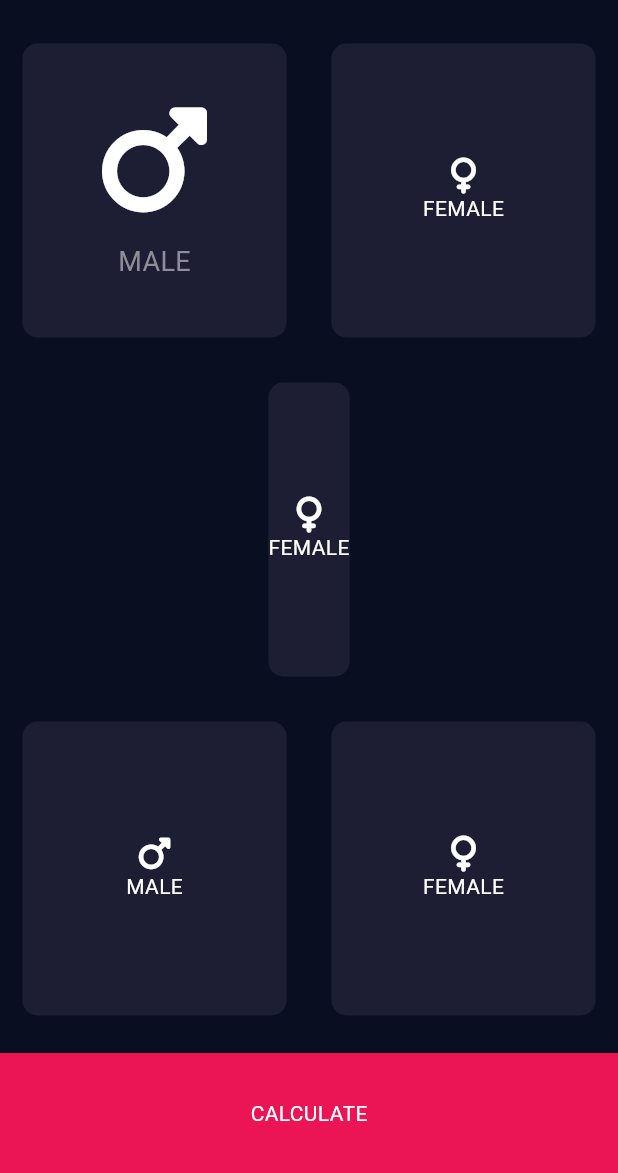
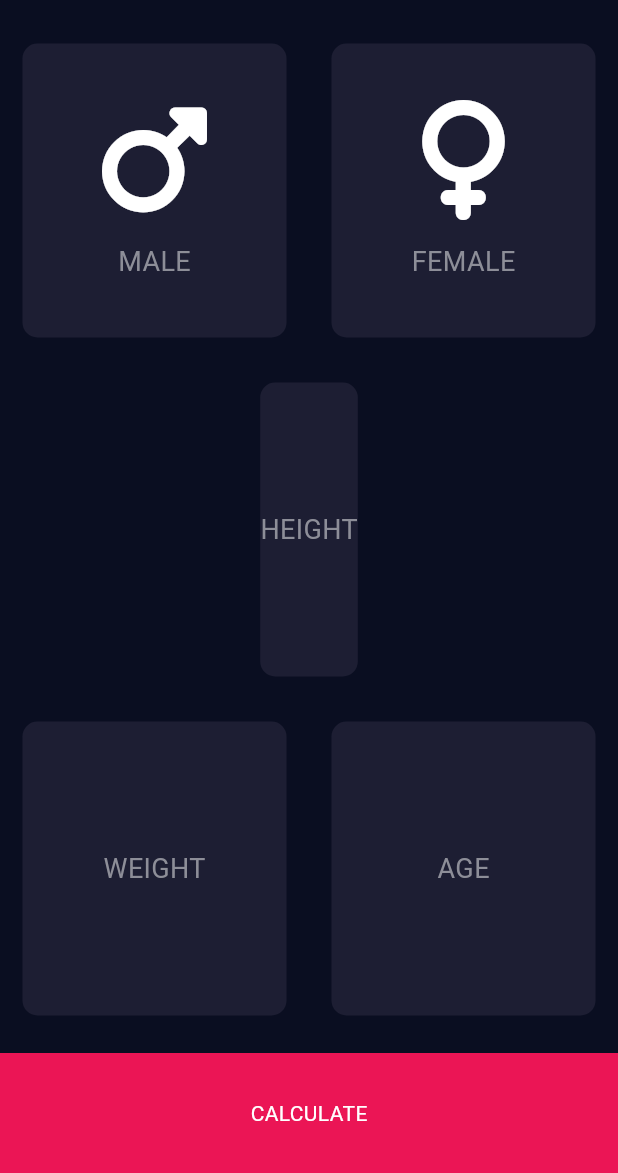
Before and after one commit to mehrshadkhv/BMI-Calculator, a Flutter app: the screen it shows after launch, on a phone screen of 412 x 824 dp, the part 63-1236 px from its top. Run offline on Flutter 3.47's test engine with Material 3 defaults, Android fonts, the phone set to English and light mode, and no system bars; our stand-ins replace font_awesome_flutter.

Commit message:
Fourth commit

```diff
--- /dev/null
+++ b/lib/icon_content.dart
@@ -0,0 +1,35 @@
+import 'package:flutter/material.dart';
+
+const labelTextStyle = TextStyle(
+  fontSize: 18.0,
+  color: Color(0xFF8D8E98),
+);
+
+class IconContent extends StatelessWidget {
+  const IconContent({
+    super.key,
+    required this.icon,
+    required this.label,
+  });
+
+  final IconData icon;
+  final String label;
+
+  @override
+  Widget build(BuildContext context) {
+    return Column(
+      mainAxisAlignment: MainAxisAlignment.center,
+      children: [
+        Icon(
+          icon,
+          size: 80.0,
+        ),
+        const SizedBox(height: 15.0),
+        Text(
+          label,
+          style: labelTextStyle,
+        ),
+      ],
+    );
+  }
+}
--- a/lib/input_page.dart
+++ b/lib/input_page.dart
@@ -1,5 +1,7 @@
 import 'package:flutter/material.dart';
 import 'package:font_awesome_flutter/font_awesome_flutter.dart';
+import 'reusable_card.dart';
+import 'icon_content.dart';
 
 const bottomContainerHeight = 80.0;
 const activeCardColour = Color(0xFF1D1E33);
@@ -23,73 +25,90 @@ class _InputPageState extends State<InputPage> {
       ),
       body: Column(
         children: [
-          const Expanded(child:
-          Row(
+          const Expanded(
+            child: Row(
               children: [
-              Expanded(child:
-              ReusableCard(colour: activeCardColour,cardChild: Column(
+                Expanded(
+                  child: ReusableCard(
+                    colour: activeCardColour,
+                    cardChild: IconContent(
+                      icon: FontAwesomeIcons.mars,
+                      label: 'MALE',
+                    ),
+                  ),
+                ),
+                Expanded(
+                  child: ReusableCard(
+                    colour: activeCardColour,
+                    cardChild: IconContent(
+                      icon: FontAwesomeIcons.venus,
+                      label: 'FEMALE',
+                    ),
+                  ),
+                ),
+              ],
+            ),
+          ),
+          const Expanded(
+            child: ReusableCard(
+              colour: activeCardColour,
+              cardChild: Column(
                 mainAxisAlignment: MainAxisAlignment.center,
                 children: [
-                  Icon(FontAwesomeIcons.mars,
-                  size: 80.0,
-                  ),
-                  SizedBox(height: 15.0),
-                  Text('MALE',
+                  Text(
+                    'HEIGHT',
                     style: TextStyle(
                       fontSize: 18.0,
                       color: Color(0xFF8D8E98),
                     ),
                   ),
                 ],
-              ),),
               ),
-              Expanded(child:
-              ReusableCard(colour: activeCardColour,cardChild: Column(
+            ),
+          ),
+          const Expanded(
+            child: Row(
+              children: [
+                Expanded(
+                  child: ReusableCard(
+                    colour: activeCardColour,
+                    cardChild: Column(
                       mainAxisAlignment: MainAxisAlignment.center,
                       children: [
-                  Icon(FontAwesomeIcons.venus),
-                  Text('FEMALE'),
-                ],
-              ),),
+                        Text(
+                          'WEIGHT',
+                          style: TextStyle(
+                            fontSize: 18.0,
+                            color: Color(0xFF8D8E98),
+                          ),
                         ),
                       ],
                     ),
                   ),
-          const Expanded(child:
-          ReusableCard(colour: activeCardColour,cardChild: Column(
+                ),
+                Expanded(
+                  child: ReusableCard(
+                    colour: activeCardColour,
+                    cardChild: Column(
                       mainAxisAlignment: MainAxisAlignment.center,
                       children: [
-              Icon(FontAwesomeIcons.venus),
-              Text('FEMALE'),
-            ],
-          ),),
+                        Text(
+                          'AGE',
+                          style: TextStyle(
+                            fontSize: 18.0,
+                            color: Color(0xFF8D8E98),
                           ),
-      const Expanded(child:
-          Row(
-            children: [
-              Expanded(child:
-              ReusableCard(colour: activeCardColour,cardChild: Column(
-                mainAxisAlignment: MainAxisAlignment.center,
-                children: [
-                  Icon(FontAwesomeIcons.mars),
-                  Text('MALE'),
-                ],
-              ),),
-              ),
-              Expanded(child:
-              ReusableCard(colour: activeCardColour,cardChild: Column(
-                mainAxisAlignment: MainAxisAlignment.center,
-                children: [
-                  Icon(FontAwesomeIcons.venus),
-                  Text('FEMALE'),
-                ],
-              ),),
                         ),
                       ],
-          ),),
+                    ),
+                  ),
+                ),
+              ],
+            ),
+          ),
           Container(
             color: bottomContainerColour,
-            margin: const EdgeInsets.only(top: 10.0),
+            margin: EdgeInsets.only(top: 10.0),
             width: double.infinity,
             height: bottomContainerHeight,
             child: const Center(
@@ -101,22 +120,3 @@ class _InputPageState extends State<InputPage> {
     );
   }
 }
-
-class ReusableCard extends StatelessWidget {
-
-  const ReusableCard({super.key, required this.colour, required this.cardChild});
-  final Color colour;
-  final Widget cardChild;
-
-  @override
-  Widget build(BuildContext context) {
-    return Container(
-            margin: const EdgeInsets.all(15.0),
-            decoration:  BoxDecoration(
-              color: colour,
-              borderRadius: BorderRadius.circular(10.0),
-            ),
-            child: cardChild,
-          );
-  }
-}
--- /dev/null
+++ b/lib/reusable_card.dart
@@ -0,0 +1,24 @@
+import 'package:flutter/material.dart';
+
+class ReusableCard extends StatelessWidget {
+  const ReusableCard({
+    super.key,
+    required this.colour,
+    required this.cardChild,
+  });
+
+  final Color colour;
+  final Widget cardChild;
+
+  @override
+  Widget build(BuildContext context) {
+    return Container(
+      margin: const EdgeInsets.all(15.0),
+      decoration: BoxDecoration(
+        color: colour,
+        borderRadius: BorderRadius.circular(10.0),
+      ),
+      child: cardChild,
+    );
+  }
+}
```
Also changed, not shown: 4 other files. Lines whose indentation alone changed are shown as unchanged.
